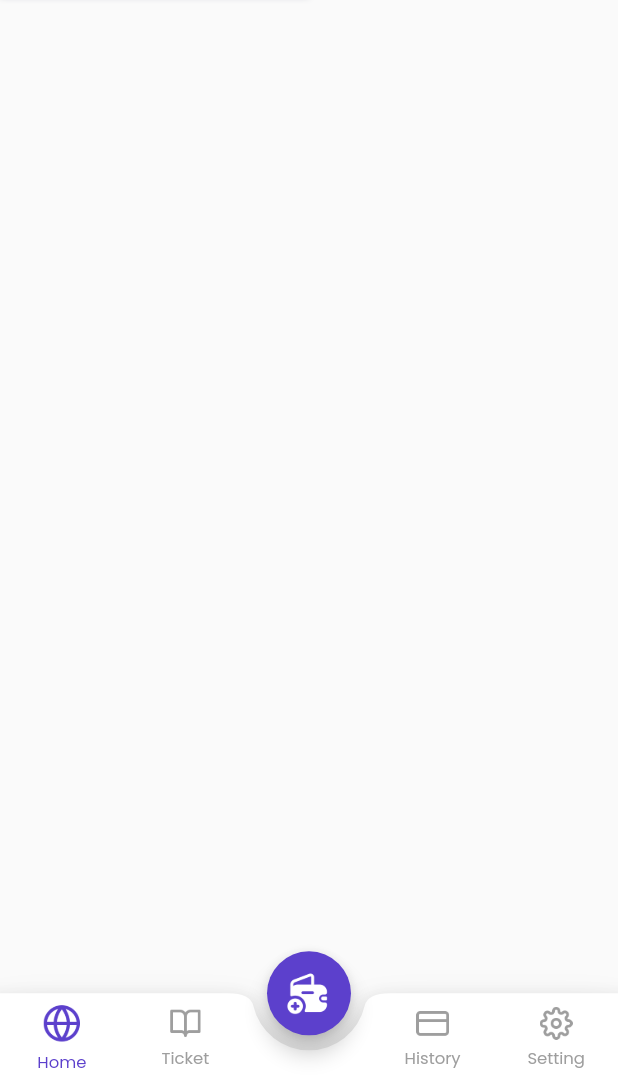
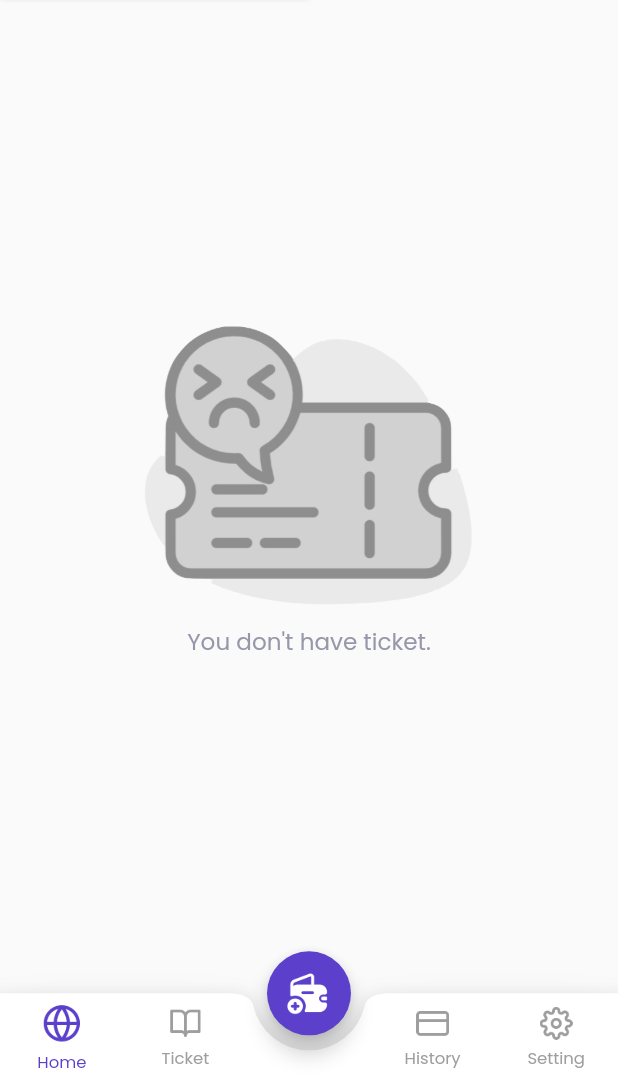
Before and after one commit to fathulaziss/airpedia, a Flutter app: the HomeView screen opened by its route, swiped to page 2, on a phone screen of 412 x 824 dp, the part 152-1236 px from its top. Run offline on Flutter 3.47's test engine with Material 2 defaults, Android fonts, the phone set to English and light mode, and no system bars; our stand-ins replace cloud_firestore, dio, dropdown_button2, equatable, firebase_auth, firebase_core and 10 more; missing offline and left inert: colored_json, easy_mask, flutter_jailbreak_detection; accounts and stored records are empty; project files that could hold a hidden picture were left out.

Commit message:
parsing data ticket

```diff
--- a/lib/app/models/destination_model.dart
+++ b/lib/app/models/destination_model.dart
@@ -35,8 +35,8 @@ class DestinationModel extends Equatable {
   final String country;
   final String destinationName;
   final String image;
-  final List<String> interests;
-  final List<String> photos;
+  final List interests;
+  final List photos;
   final double rating;
 
   Map<String, dynamic> toJson() => {
--- /dev/null
+++ b/lib/app/models/ticket_model.dart
@@ -0,0 +1,51 @@
+import 'package:airpedia/app/models/destination_model.dart';
+import 'package:airpedia/app/models/destination_ticket_model.dart';
+import 'package:equatable/equatable.dart';
+
+class TicketModel extends Equatable {
+  const TicketModel({
+    this.destination = const DestinationModel(),
+    this.ticket = const DestinationTicketModel(),
+    this.departureSchedule = 0,
+    this.transactionDate = 0,
+    this.totalPassenger = 0,
+    this.selectedSeat = '',
+    this.total = 0,
+    this.refNumber = '',
+    this.userId = '',
+  });
+
+  factory TicketModel.fromJson(Map<String, dynamic> json) => TicketModel(
+        destination: DestinationModel.fromJson(json['destination']),
+        ticket: DestinationTicketModel.fromJson(json['ticket']),
+        departureSchedule: json['departure_schedule'],
+        transactionDate: json['transaction_date'],
+        totalPassenger: json['total_passenger'],
+        selectedSeat: json['selected_seat'],
+        total: json['total'],
+        refNumber: json['ref_number'],
+        userId: json['user_id'],
+      );
+
+  final DestinationModel destination;
+  final DestinationTicketModel ticket;
+  final int departureSchedule;
+  final int transactionDate;
+  final int totalPassenger;
+  final String selectedSeat;
+  final int total;
+  final String refNumber;
+  final String userId;
+
+  @override
+  List<Object?> get props => [
+        destination,
+        ticket,
+        departureSchedule,
+        transactionDate,
+        totalPassenger,
+        selectedSeat,
+        total,
+        refNumber,
+      ];
+}
--- a/lib/app/modules/home/bindings/home_binding.dart
+++ b/lib/app/modules/home/bindings/home_binding.dart
@@ -1,6 +1,7 @@
 // ignore_for_file: directives_ordering
 
 import 'package:airpedia/app/modules/home/controllers/history_controller.dart';
+import 'package:airpedia/app/modules/home/controllers/ticket_controller.dart';
 import 'package:get/get.dart';
 import 'package:airpedia/app/modules/home/controllers/home_controller.dart';
 
@@ -9,6 +10,7 @@ class HomeBinding extends Bindings {
   void dependencies() {
     Get
       ..lazyPut<HomeController>(() => HomeController())
+      ..lazyPut<TicketController>(() => TicketController())
       ..lazyPut<HistoryController>(() => HistoryController());
   }
 }
--- a/lib/app/modules/home/components/ticket_active.dart
+++ b/lib/app/modules/home/components/ticket_active.dart
@@ -1,10 +1,28 @@
+import 'package:airpedia/app/modules/home/components/ticket_empty.dart';
+import 'package:airpedia/app/modules/home/controllers/ticket_controller.dart';
+import 'package:airpedia/widgets/cards/card_app.dart';
+import 'package:airpedia/widgets/others/loading_indicator.dart';
 import 'package:flutter/material.dart';
+import 'package:flutter_screenutil/flutter_screenutil.dart';
+import 'package:get/get.dart';
 
-class TicketActive extends StatelessWidget {
+class TicketActive extends GetView<TicketController> {
   const TicketActive({super.key});
 
   @override
   Widget build(BuildContext context) {
-    return const SizedBox();
+    return Obx(() {
+      return controller.isLoading.value
+          ? LoadingIndicatorBounce(size: 25.w)
+          : controller.listTicketActive.isNotEmpty
+              ? ListView.builder(
+                  padding: EdgeInsets.zero,
+                  itemCount: controller.listTicketActive.length,
+                  itemBuilder: (context, index) {
+                    return const CardApp(color: Colors.amber);
+                  },
+                )
+              : const TicketEmpty();
+    });
   }
 }
--- /dev/null
+++ b/lib/app/modules/home/components/ticket_empty.dart
@@ -0,0 +1,29 @@
+import 'package:airpedia/styles/colors.dart';
+import 'package:airpedia/styles/styles.dart';
+import 'package:airpedia/utils/app_asset.dart';
+import 'package:flutter/material.dart';
+import 'package:flutter_screenutil/flutter_screenutil.dart';
+import 'package:get/get.dart';
+
+class TicketEmpty extends StatelessWidget {
+  const TicketEmpty({super.key});
+
+  @override
+  Widget build(BuildContext context) {
+    return SizedBox(
+      width: Get.width,
+      child: Column(
+        mainAxisAlignment: MainAxisAlignment.center,
+        children: [
+          Image.asset(AppAsset.image('img_empty.png'), width: 200.w),
+          verticalSpace(Insets.med),
+          Text(
+            "You don't have ticket.",
+            style: TextStyles.text.copyWith(color: AppColor.greyColor1),
+          ),
+          verticalSpace(55.w),
+        ],
+      ),
+    );
+  }
+}
--- a/lib/app/modules/home/controllers/home_controller.dart
+++ b/lib/app/modules/home/controllers/home_controller.dart
@@ -2,12 +2,14 @@ import 'package:airpedia/app/controllers/user_info_controller.dart';
 import 'package:airpedia/app/data/destination_data.dart';
 import 'package:airpedia/app/models/destination_model.dart';
 import 'package:airpedia/app/modules/home/controllers/history_controller.dart';
+import 'package:airpedia/app/modules/home/controllers/ticket_controller.dart';
 import 'package:airpedia/utils/app_utils.dart';
 import 'package:flutter/material.dart';
 import 'package:get/get.dart';
 
 class HomeController extends GetxController {
   final cUserInfo = Get.find<UserInfoController>();
+  final cTicket = Get.find<TicketController>();
   final cHistory = Get.find<HistoryController>();
 
   PageController pageController = PageController();
@@ -39,6 +41,9 @@ class HomeController extends GetxController {
     pageController.jumpToPage(index);
 
     switch (index) {
+      case 1:
+        cTicket.getTicket();
+        break;
       case 2:
         cHistory.getHistoryTransaction();
         break;
--- a/lib/app/modules/home/tab/tab_ticket.dart
+++ b/lib/app/modules/home/tab/tab_ticket.dart
@@ -2,18 +2,17 @@ import 'package:airpedia/app/modules/home/components/ticket_active.dart';
 import 'package:airpedia/app/modules/home/components/ticket_complete.dart';
 import 'package:airpedia/app/modules/home/components/ticket_tabbar.dart';
 import 'package:airpedia/app/modules/home/components/ticket_tabbar_item.dart';
+import 'package:airpedia/app/modules/home/controllers/ticket_controller.dart';
 import 'package:flutter/material.dart';
+import 'package:get/get.dart';
 
-class TabTicket extends StatelessWidget {
+class TabTicket extends GetView<TicketController> {
   const TabTicket({Key? key}) : super(key: key);
 
   @override
   Widget build(BuildContext context) {
     return TicketTabBar(
-      onTapTabBarMenu: (index) {
-        if (index == 0) {
-        } else {}
-      },
+      onTapTabBarMenu: (index) {},
       listTabBarMenu: const [
         TicketTabBarItem(label: 'Active'),
         TicketTabBarItem(label: 'Complete'),
```
Also changed, not shown: lib/app/modules/home/components/ticket_complete.dart (+20 -2 lines), lib/app/modules/home/controllers/ticket_controller.dart (added, +64 -0 lines).
